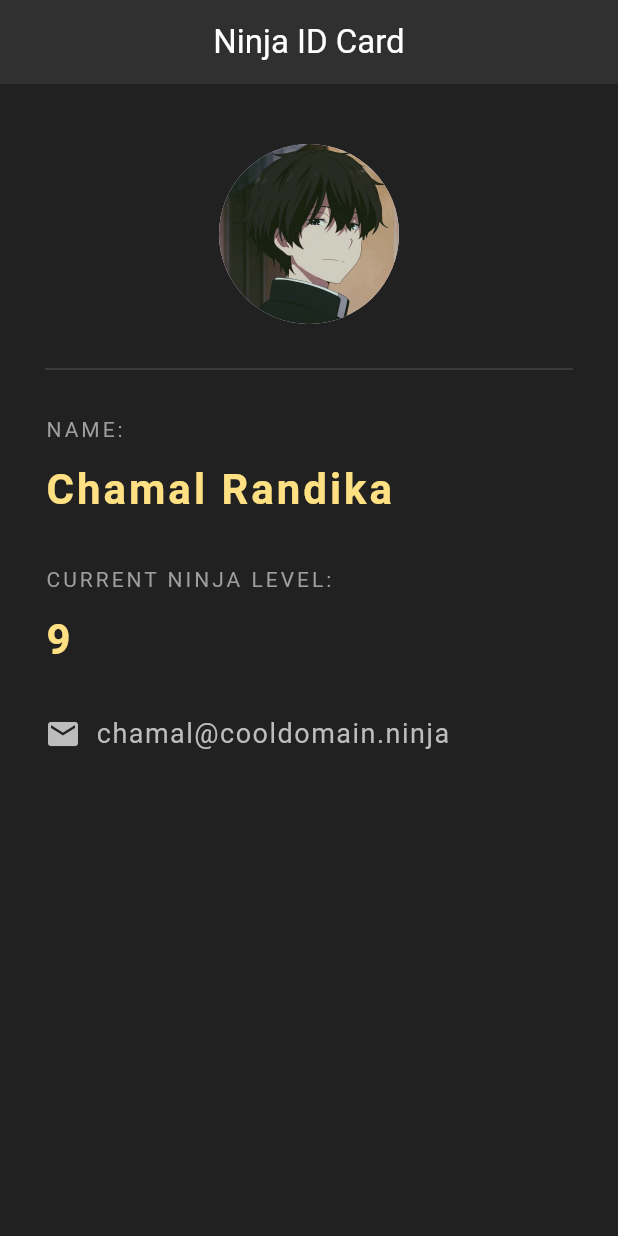
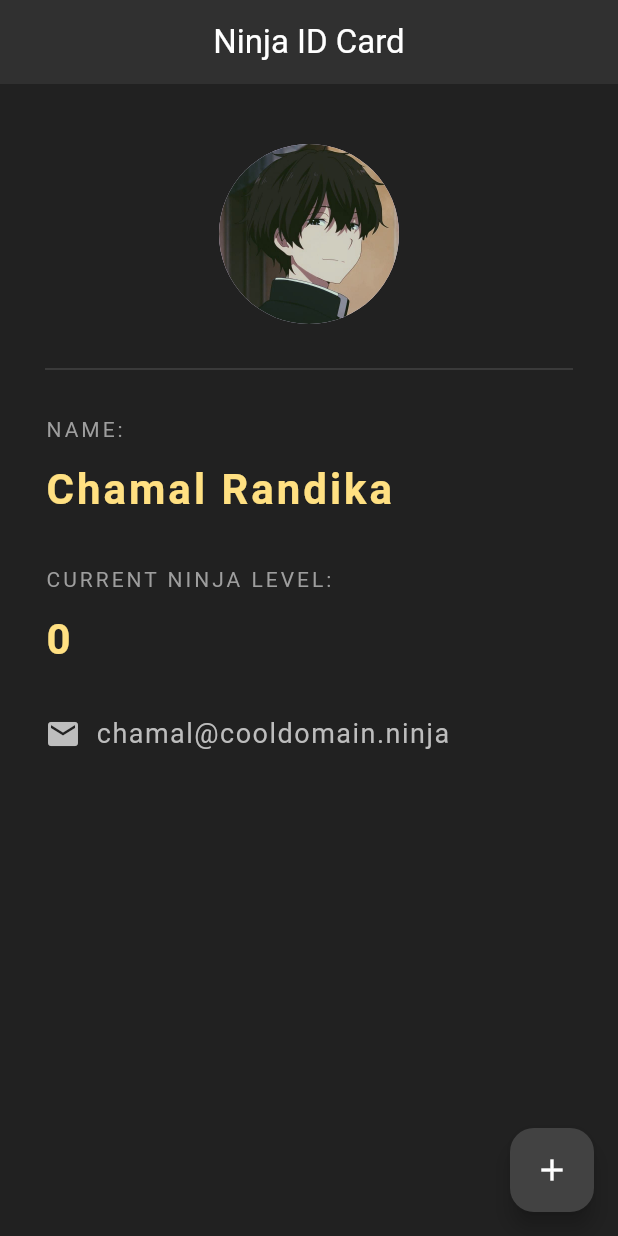
Before and after one commit to Chamal1120/flutter-tutorial, a Flutter app: the screen it shows after launch, on a phone screen of 412 x 824 dp. Run offline on Flutter 3.47's test engine with Material 3 defaults, Android fonts, the phone set to English and light mode, and no system bars.

Commit message:
finish Ninja ID Stateful

```diff
--- a/lib/main.dart
+++ b/lib/main.dart
@@ -2,8 +2,15 @@ import 'package:flutter/material.dart';
 
 void main() => runApp(MaterialApp(home: NinjaCard()));
 
-class NinjaCard extends StatelessWidget {
+class NinjaCard extends StatefulWidget {
   const NinjaCard({super.key});
+
+  @override
+  State<NinjaCard> createState() => _NinjaCardState();
+}
+
+class _NinjaCardState extends State<NinjaCard> {
+  int ninjaLevel = 0;
 
   @override
   Widget build(BuildContext context) {
@@ -18,6 +25,18 @@ class NinjaCard extends StatelessWidget {
         ),
         centerTitle: true,
         backgroundColor: Colors.grey[850],
+      ),
+      floatingActionButton: FloatingActionButton(
+        onPressed: () {
+          setState(() {
+            ninjaLevel += 1;
+          });
+        },
+        backgroundColor: Colors.grey[800],
+        child: Icon(
+          Icons.add,
+          color: Colors.white,
+        ),
       ),
       body: Padding(
         padding: EdgeInsets.fromLTRB(30.0, 40.0, 30.0, 0.0),
@@ -67,7 +86,7 @@ class NinjaCard extends StatelessWidget {
               height: 10.0,
             ),
             Text(
-              '9',
+              '$ninjaLevel',
               style: TextStyle(
                 color: Colors.amber[200],
                 letterSpacing: 2,
@@ -80,10 +99,13 @@ class NinjaCard extends StatelessWidget {
             ),
             Row(
               children: [
-                Icon(Icons.email,
+                Icon(
+                  Icons.email,
                   color: Colors.grey[400],
                 ),
-                SizedBox(width: 10.0,),
+                SizedBox(
+                  width: 10.0,
+                ),
                 Text(
                   'chamal@cooldomain.ninja',
                   style: TextStyle(
```
